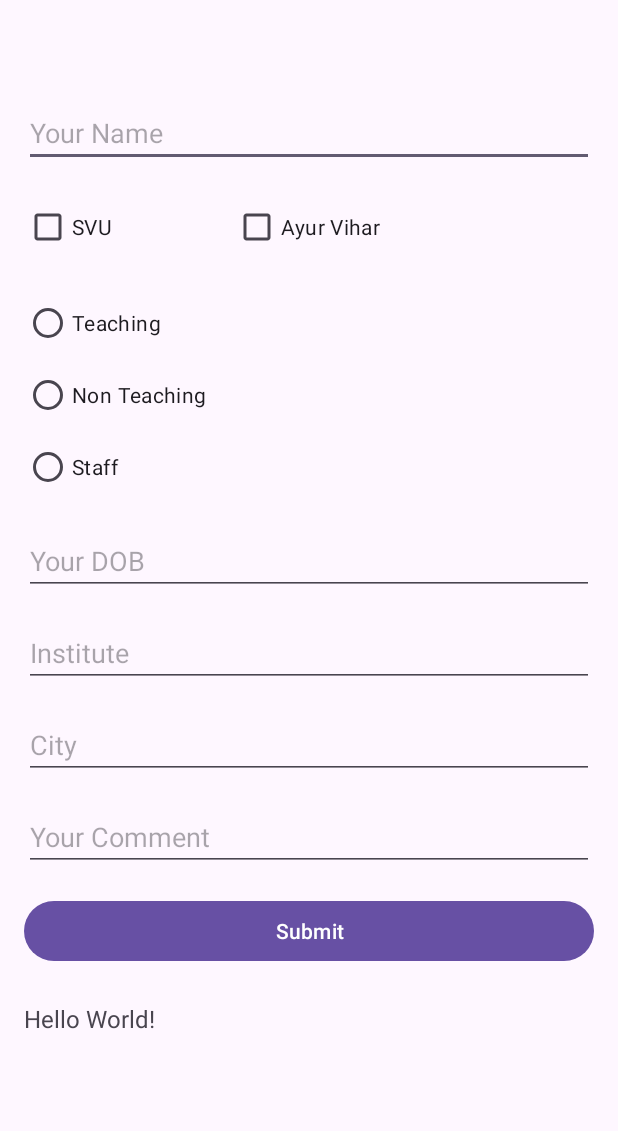
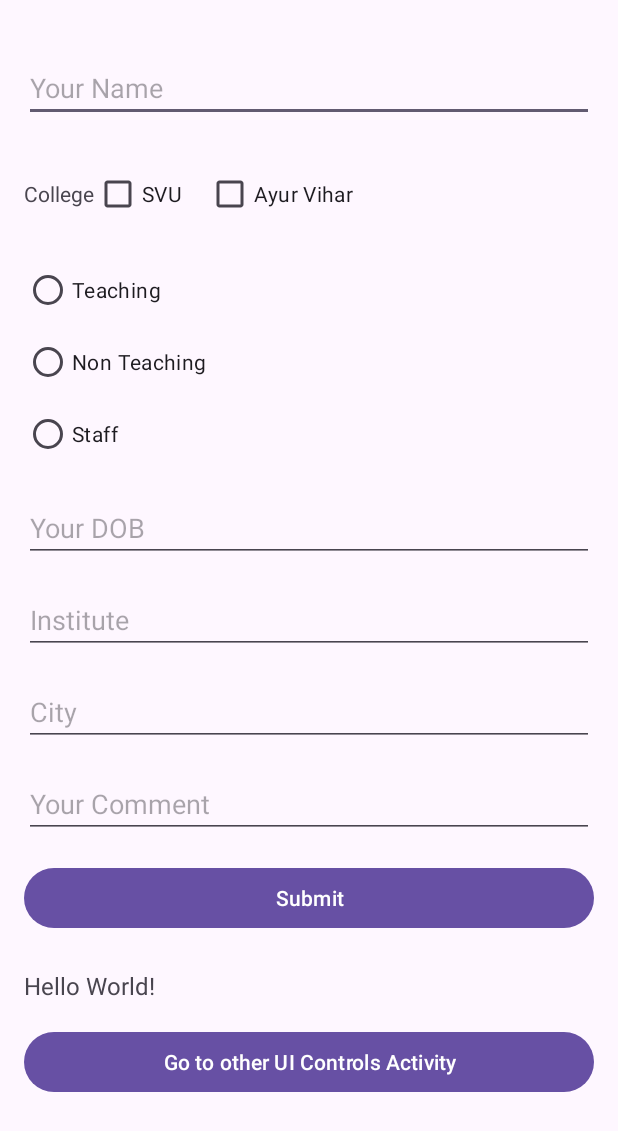
Before and after one commit to Mohammedvaraliya/MCA-Coursework, an Android app: the screen it shows after launch (MainActivity), on a phone screen of 412 x 824 dp. Shown: the top 1131 px of the screen. Run offline under Robolectric (Android 15) with nearby library versions, the phone set to English and light mode, and no system bars.

Commit message:
Added 2 or more Activity Views in Session6 project to explore more about UI Controls

```diff
--- a/SEM-2/Mobile-Application-Development/Session6UIControls/app/src/main/AndroidManifest.xml
+++ b/SEM-2/Mobile-Application-Development/Session6UIControls/app/src/main/AndroidManifest.xml
@@ -13,6 +13,12 @@
         android:theme="@style/Theme.Session6UIControls"
         tools:targetApi="31">
         <activity
+            android:name=".ElectiveActivity"
+            android:exported="false" />
+        <activity
+            android:name=".ListViewAndSpinnerActivity"
+            android:exported="false" />
+        <activity
             android:name=".MainActivity"
             android:exported="true">
             <intent-filter>
--- a/SEM-2/Mobile-Application-Development/Session6UIControls/app/src/main/java/com/example/session6uicontrols/MainActivity.java
+++ b/SEM-2/Mobile-Application-Development/Session6UIControls/app/src/main/java/com/example/session6uicontrols/MainActivity.java
@@ -1,6 +1,8 @@
 package com.example.session6uicontrols;
 
+import android.content.Intent;
 import android.os.Bundle;
+import android.view.View;
 import android.widget.ArrayAdapter;
 import android.widget.AutoCompleteTextView;
 import android.widget.Button;
@@ -21,7 +23,7 @@ public class MainActivity extends AppCompatActivity {
     private MultiAutoCompleteTextView cityEditText;
     private AutoCompleteTextView instituteEditText;
     private TextView outputTextView;
-    private Button submitButton;
+    private Button submitButton, goToOtherUIControlActivity;
 
     private static final String[] INSTITUTES = {
             "KJ Somaiya Institute of Management",
@@ -42,6 +44,17 @@ public class MainActivity extends AppCompatActivity {
         initializeUI();
         setupAutoCompleteFields();
         submitButton.setOnClickListener(v -> displayInput());
+
+
+        goToOtherUIControlActivity = findViewById(R.id.go_to_activity2_button);
+
+        goToOtherUIControlActivity.setOnClickListener(new View.OnClickListener() {
+            @Override
+            public void onClick(View v) {
+                Intent intent = new Intent(getApplicationContext(), ListViewAndSpinnerActivity.class);
+                startActivity(intent);
+            }
+        });
     }
 
     private void initializeUI() {
--- a/SEM-2/Mobile-Application-Development/Session6UIControls/app/src/main/res/layout/activity_main.xml
+++ b/SEM-2/Mobile-Application-Development/Session6UIControls/app/src/main/res/layout/activity_main.xml
@@ -5,10 +5,11 @@
     android:id="@+id/main"
     android:layout_width="match_parent"
     android:layout_height="match_parent"
-    android:layout_marginTop="50dp"
+    android:layout_marginTop="20dp"
     android:layout_marginBottom="10dp"
     tools:context=".MainActivity">
 
+    <!-- Name EditText -->
     <EditText
         android:id="@+id/name_edittext"
         android:layout_width="match_parent"
@@ -16,28 +17,43 @@
         android:hint="Your Name"
         android:layout_margin="16dp" />
 
-    <CheckBox
-        android:id="@+id/svu_checkBox"
-        android:layout_width="123dp"
+    <!-- Checkboxes (SVU and Ayur Vihar) aligned horizontally -->
+    <LinearLayout
+        android:id="@+id/checkboxes_layout"
+        android:layout_width="match_parent"
         android:layout_height="wrap_content"
+        android:orientation="horizontal"
         android:layout_below="@id/name_edittext"
         android:layout_marginStart="16dp"
-        android:text="SVU" />
+        android:layout_marginTop="8dp"
+        android:layout_marginEnd="16dp">
 
-    <CheckBox
-        android:id="@+id/ayurvihar_checkbox"
-        android:layout_width="119dp"
-        android:layout_height="wrap_content"
-        android:layout_below="@id/name_edittext"
-        android:layout_marginStart="16dp"
-        android:layout_toEndOf="@id/svu_checkBox"
-        android:text="Ayur Vihar" />
+        <TextView
+            android:id="@+id/checkBox_lable"
+            android:layout_width="wrap_content"
+            android:layout_height="wrap_content"
+            android:text="College"/>
 
+        <CheckBox
+            android:id="@+id/svu_checkBox"
+            android:layout_width="wrap_content"
+            android:layout_height="wrap_content"
+            android:text="SVU" />
+
+        <CheckBox
+            android:id="@+id/ayurvihar_checkbox"
+            android:layout_width="wrap_content"
+            android:layout_height="wrap_content"
+            android:text="Ayur Vihar"
+            android:layout_marginStart="16dp" />
+    </LinearLayout>
+
+    <!-- Radio Group for teaching options -->
     <RadioGroup
         android:id="@+id/radioGroup"
-        android:layout_width="151dp"
+        android:layout_width="match_parent"
         android:layout_height="wrap_content"
-        android:layout_below="@id/svu_checkBox"
+        android:layout_below="@id/checkboxes_layout"
         android:layout_marginStart="16dp"
         android:layout_marginTop="16dp"
         android:orientation="vertical">
@@ -61,6 +77,7 @@
             android:text="Staff" />
     </RadioGroup>
 
+    <!-- Date of Birth EditText -->
     <EditText
         android:id="@+id/dob_edittext"
         android:layout_width="match_parent"
@@ -71,6 +88,7 @@
         android:layout_marginStart="16dp"
         android:layout_marginEnd="16dp"/>
 
+    <!-- Institute AutoCompleteTextView -->
     <AutoCompleteTextView
         android:id="@+id/institute_edittext"
         android:layout_width="match_parent"
@@ -81,6 +99,7 @@
         android:layout_marginStart="16dp"
         android:layout_marginEnd="16dp"/>
 
+    <!-- City MultiAutoCompleteTextView -->
     <MultiAutoCompleteTextView
         android:id="@+id/city_edittext"
         android:layout_width="match_parent"
@@ -91,6 +110,7 @@
         android:layout_marginStart="16dp"
         android:layout_marginEnd="16dp"/>
 
+    <!-- Comment EditText -->
     <EditText
         android:id="@+id/comment_edittext"
         android:layout_width="match_parent"
@@ -102,6 +122,7 @@
         android:inputType="textMultiLine"
         android:layout_marginEnd="16dp"/>
 
+    <!-- Submit Button -->
     <Button
         android:id="@+id/submit"
         android:layout_width="match_parent"
@@ -112,14 +133,26 @@
         android:layout_marginStart="16dp"
         android:layout_marginEnd="16dp"/>
 
+    <!-- Output TextView -->
     <TextView
         android:id="@+id/output"
-        android:layout_width="373dp"
-        android:layout_height="198dp"
+        android:layout_width="match_parent"
+        android:layout_height="wrap_content"
         android:layout_below="@id/submit"
         android:layout_marginStart="16dp"
         android:layout_marginTop="23dp"
         android:text="Hello World!"
         android:textSize="16sp" />
 
+    <!-- Button to navigate to Activity 2 -->
+    <Button
+        android:id="@+id/go_to_activity2_button"
+        android:layout_width="match_parent"
+        android:layout_height="wrap_content"
+        android:text="Go to other UI Controls Activity"
+        android:layout_below="@id/output"
+        android:layout_marginTop="16dp"
+        android:layout_marginStart="16dp"
+        android:layout_marginEnd="16dp"/>
+
 </RelativeLayout>
```
Also changed, not shown: SEM-2/Mobile-Application-Development/Session6UIControls/app/src/main/java/com/example/session6uicontrols/ElectiveActivity.java (added, +60 -0 lines), SEM-2/Mobile-Application-Development/Session6UIControls/app/src/main/java/com/example/session6uicontrols/ListViewAndSpinnerActivity.java (added, +106 -0 lines), SEM-2/Mobile-Application-Development/Session6UIControls/app/src/main/res/layout/activity_elective.xml (added, +33 -0 lines), SEM-2/Mobile-Application-Development/Session6UIControls/app/src/main/res/layout/activity_list_view_and_spinner.xml (added, +62 -0 lines).
